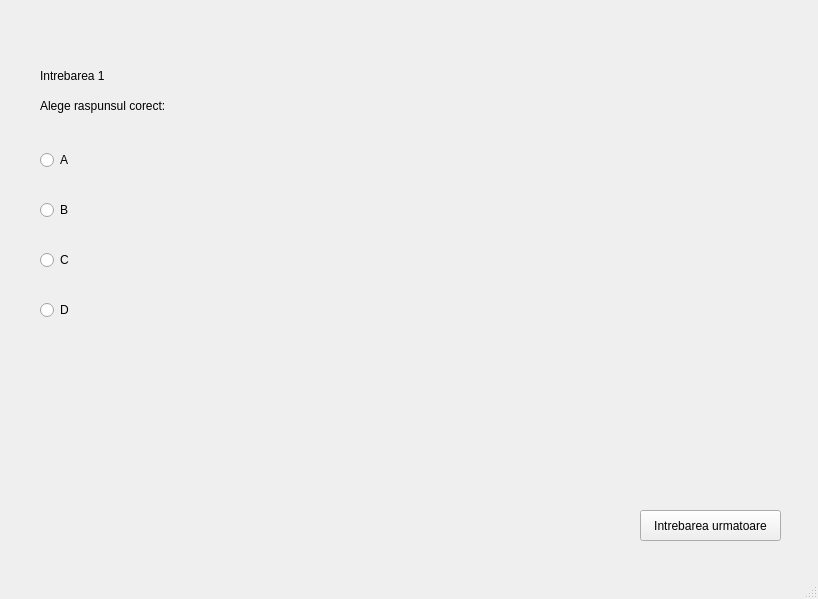
First picture: the form in Graphics_Test/PA-Graphics/mainwindow.ui, repository rareseanu/proiect-pa, before the edit.
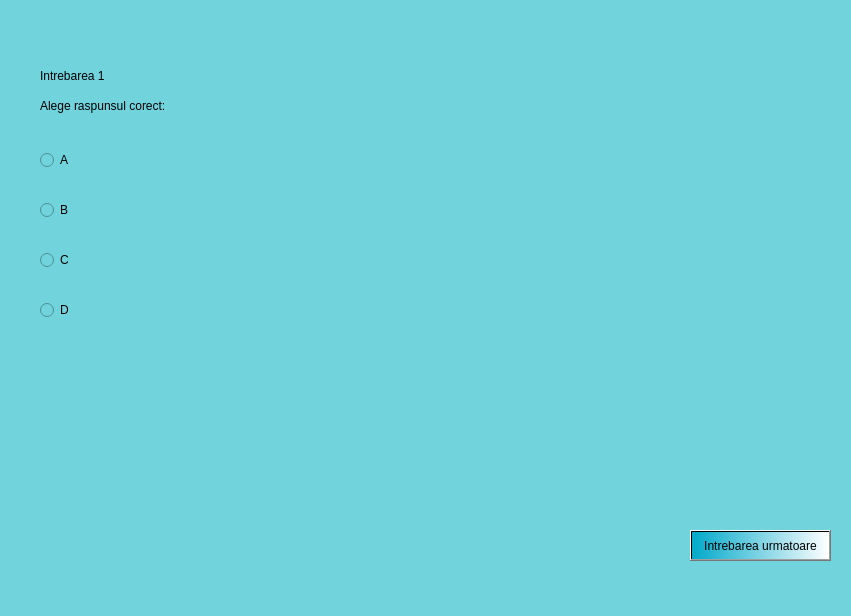
Second picture: the form after the edit.

Commit message: UPDATE:Design and visual configuration

Diff of the .ui file:
```diff
--- a/Graphics_Test/PA-Graphics/mainwindow.ui
+++ b/Graphics_Test/PA-Graphics/mainwindow.ui
@@ -6,13 +6,16 @@
    <rect>
     <x>0</x>
     <y>0</y>
-    <width>818</width>
-    <height>599</height>
+    <width>851</width>
+    <height>616</height>
    </rect>
   </property>
   <property name="windowTitle">
    <string>MainWindow</string>
   </property>
+  <property name="styleSheet">
+   <string notr="true">background-color:rgb(113, 211, 220);</string>
+  </property>
   <widget class="QWidget" name="centralwidget">
    <widget class="QLabel" name="label">
     <property name="geometry">
@@ -82,12 +85,15 @@
    <widget class="QPushButton" name="pushButton">
     <property name="geometry">
      <rect>
-      <x>640</x>
-      <y>510</y>
+      <x>690</x>
+      <y>530</y>
       <width>141</width>
       <height>31</height>
      </rect>
     </property>
+    <property name="styleSheet">
+     <string notr="true">background-color:qlineargradient(spread:pad, x1:0, y1:0, x2:1, y2:0, stop:0 rgba(0, 169, 202, 255), stop:1 rgba(255, 255, 255, 255));</string>
+    </property>
     <property name="text">
      <string>Intrebarea urmatoare</string>
     </property>
```
Left out of the diff: 2 changed lines with no effect on the pictures. The commit also changes 5 other files.
